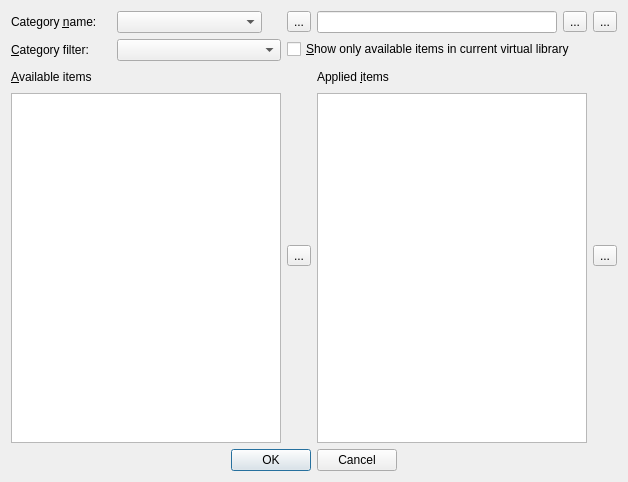
debian-calibre/calibre, file src/calibre/gui2/dialogs/tag_categories.ui: the form before one commit.
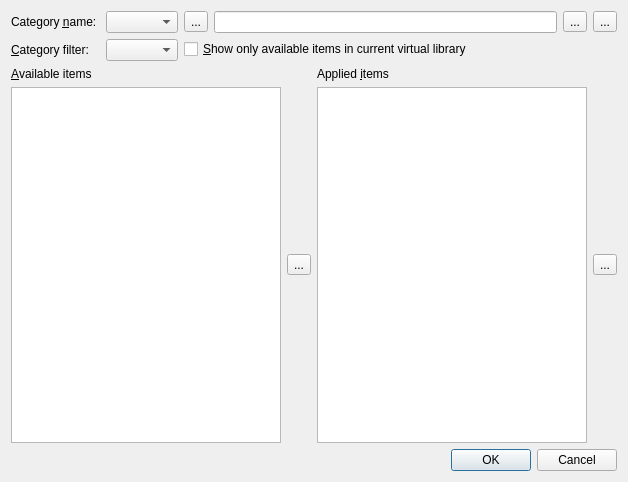
The form after the commit. Icons and pictures are not drawn.

```diff
--- a/src/calibre/gui2/dialogs/tag_categories.ui
+++ b/src/calibre/gui2/dialogs/tag_categories.ui
@@ -17,23 +17,13 @@
    <iconset resource="../../../../resources/images.qrc">
     <normaloff>:/images/chapters.png</normaloff>:/images/chapters.png</iconset>
   </property>
-  <layout class="QGridLayout" name="gridLayout_2">
+  <layout class="QVBoxLayout">
+   <item>
+    <layout class="QGridLayout" name="gridLayout_4">
    <item row="0" column="0">
     <layout class="QFormLayout" name="formLayout">
      <item row="0" column="0">
       <widget class="QLabel" name="label_3">
-       <property name="sizePolicy">
-        <sizepolicy hsizetype="Fixed" vsizetype="Preferred">
-         <horstretch>0</horstretch>
-         <verstretch>0</verstretch>
-        </sizepolicy>
-       </property>
-       <property name="minimumSize">
-        <size>
-         <width>100</width>
-         <height>0</height>
-        </size>
-       </property>
        <property name="text">
         <string>Category &amp;name: </string>
        </property>
@@ -47,18 +37,6 @@
      </item>
      <item row="0" column="1">
       <widget class="QComboBox" name="category_box">
-       <property name="sizePolicy">
-        <sizepolicy hsizetype="Fixed" vsizetype="Fixed">
-         <horstretch>160</horstretch>
-         <verstretch>0</verstretch>
-        </sizepolicy>
-       </property>
-       <property name="minimumSize">
-        <size>
-         <width>145</width>
-         <height>0</height>
-        </size>
-       </property>
        <property name="toolTip">
         <string>Select a category to edit</string>
        </property>
@@ -109,15 +87,12 @@
       <layout class="QHBoxLayout">
        <item>
         <widget class="QLineEdit" name="input_box">
-         <property name="sizePolicy">
-          <sizepolicy hsizetype="Expanding" vsizetype="Fixed">
-           <horstretch>60</horstretch>
-           <verstretch>0</verstretch>
-          </sizepolicy>
-         </property>
          <property name="toolTip">
           <string>Enter a category name, then use the add button or the rename button</string>
          </property>
+           <property name="clearButtonEnabled">
+            <bool>true</bool>
+           </property>
         </widget>
        </item>
        <item>
@@ -164,11 +139,11 @@
      </item>
     </layout>
    </item>
+    </layout>
+    </item>
+    <item>
+    <layout class="QGridLayout" name="gridLayout_2">
    <item row="1" column="0">
-    <layout class="QVBoxLayout">
-     <item>
-      <layout class="QHBoxLayout">
-       <item>
         <widget class="QLabel" name="label">
          <property name="text">
           <string>&amp;Available items</string>
@@ -178,24 +153,7 @@
          </property>
         </widget>
        </item>
-       <item>
-        <spacer>
-         <property name="orientation">
-          <enum>Qt::Horizontal</enum>
-         </property>
-         <property name="sizeHint" stdset="0">
-          <size>
-           <width>40</width>
-           <height>20</height>
-          </size>
-         </property>
-        </spacer>
-       </item>
-      </layout>
-     </item>
-     <item>
-      <layout class="QHBoxLayout">
-       <item>
+     <item row="2" column="0">
         <widget class="QListWidget" name="available_items_box">
          <property name="alternatingRowColors">
           <bool>true</bool>
@@ -208,26 +166,7 @@
          </property>
         </widget>
        </item>
-      </layout>
-     </item>
-    </layout>
-   </item>
-   <item row="1" column="1">
-    <layout class="QVBoxLayout">
-     <item>
-      <spacer>
-       <property name="orientation">
-        <enum>Qt::Vertical</enum>
-       </property>
-       <property name="sizeHint" stdset="0">
-        <size>
-         <width>20</width>
-         <height>40</height>
-        </size>
-       </property>
-      </spacer>
-     </item>
-     <item>
+     <item row="2" column="1">
       <widget class="QToolButton" name="apply_button">
        <property name="toolTip">
         <string>Apply tags to current tag category</string>
@@ -241,26 +180,7 @@
        </property>
       </widget>
      </item>
-     <item>
-      <spacer>
-       <property name="orientation">
-        <enum>Qt::Vertical</enum>
-       </property>
-       <property name="sizeHint" stdset="0">
-        <size>
-         <width>20</width>
-         <height>40</height>
-        </size>
-       </property>
-      </spacer>
-     </item>
-    </layout>
-   </item>
    <item row="1" column="2">
-    <layout class="QVBoxLayout">
-     <item>
-      <layout class="QHBoxLayout">
-       <item>
         <widget class="QLabel" name="label_2">
          <property name="text">
           <string>Applied &amp;items</string>
@@ -270,22 +190,7 @@
          </property>
         </widget>
        </item>
-       <item>
-        <spacer>
-         <property name="orientation">
-          <enum>Qt::Horizontal</enum>
-         </property>
-         <property name="sizeHint" stdset="0">
-          <size>
-           <width>40</width>
-           <height>20</height>
-          </size>
-         </property>
-        </spacer>
-       </item>
-      </layout>
-     </item>
-     <item>
+     <item row="2" column="2">
       <widget class="QListWidget" name="applied_items_box">
        <property name="alternatingRowColors">
         <bool>true</bool>
@@ -295,24 +200,7 @@
        </property>
       </widget>
      </item>
-    </layout>
-   </item>
-   <item row="1" column="3">
-    <layout class="QVBoxLayout">
-     <item>
-      <spacer>
-       <property name="orientation">
-        <enum>Qt::Vertical</enum>
-       </property>
-       <property name="sizeHint" stdset="0">
-        <size>
-         <width>20</width>
-         <height>40</height>
-        </size>
-       </property>
-      </spacer>
-     </item>
-     <item>
+     <item row="2" column="3">
       <widget class="QToolButton" name="unapply_button">
        <property name="toolTip">
         <string>Unapply (remove) tag from current tag category</string>
@@ -326,22 +214,7 @@
        </property>
       </widget>
      </item>
-     <item>
-      <spacer>
-       <property name="orientation">
-        <enum>Qt::Vertical</enum>
-       </property>
-       <property name="sizeHint" stdset="0">
-        <size>
-         <width>20</width>
-         <height>40</height>
-        </size>
-       </property>
-      </spacer>
-     </item>
-    </layout>
-   </item>
-   <item row="2" column="0" colspan="4">
+     <item row="3" column="0" colspan="4">
     <widget class="QDialogButtonBox" name="buttonBox">
      <property name="orientation">
       <enum>Qt::Horizontal</enum>
@@ -350,9 +223,11 @@
       <set>QDialogButtonBox::Cancel|QDialogButtonBox::Ok</set>
      </property>
      <property name="centerButtons">
-      <bool>true</bool>
-     </property>
-    </widget>
+        <bool>false</bool>
+       </property>
+      </widget>
+     </item>
+    </layout>
    </item>
   </layout>
  </widget>
```
Left out of the diff: 7 changed lines with no effect on the pictures. Lines whose indentation alone changed are shown as unchanged.
